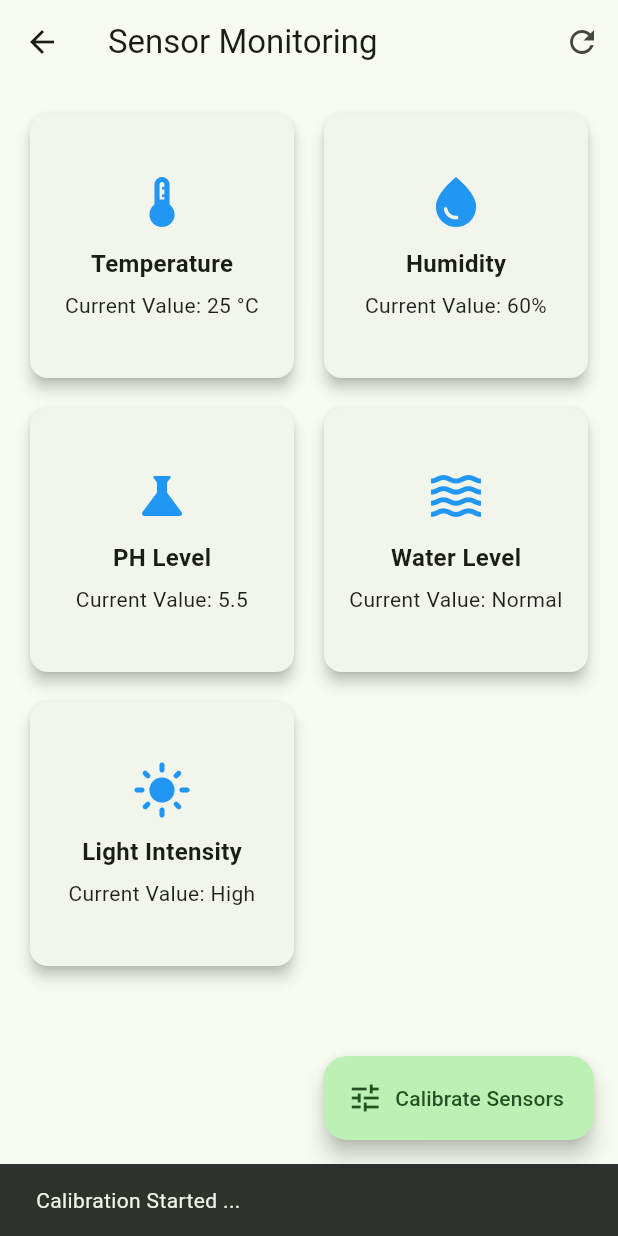
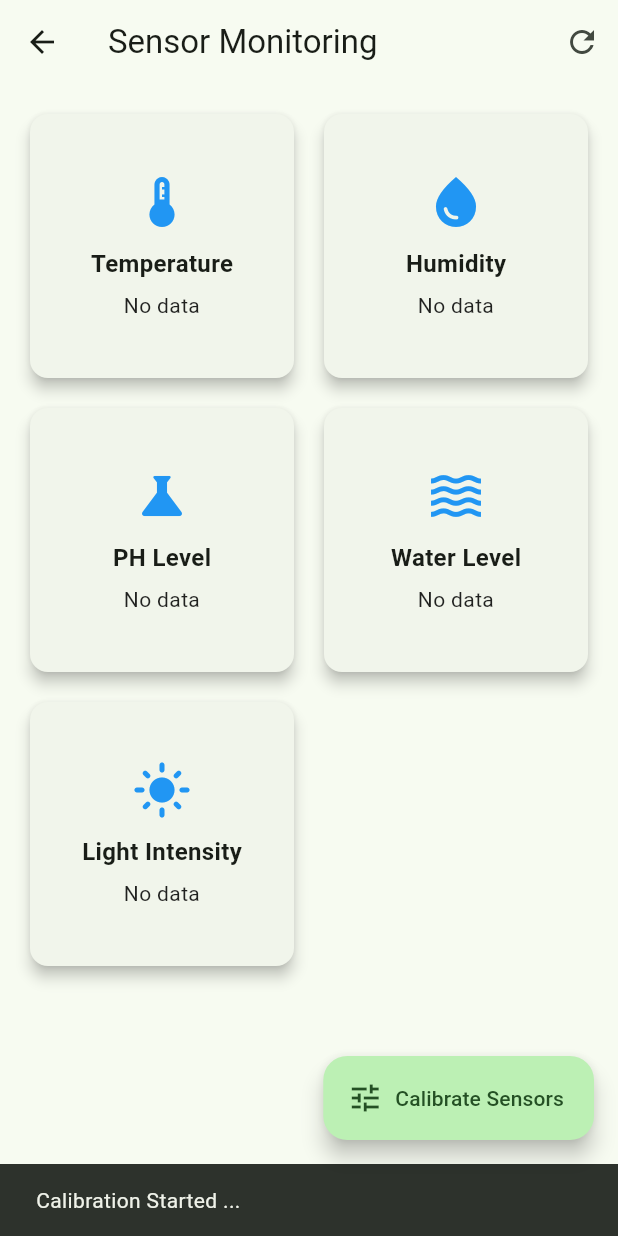
Before and after one commit to Nancy-Amr/Hydro-ponicApp, a Flutter app: the SensorMonitoringScreen screen opened by its route, after a tap on the "refresh" icon, after a tap on "Calibrate Sensors", on a phone screen of 412 x 824 dp. Run offline on Flutter 3.47's test engine with Material 3 defaults, Android fonts, the phone set to English and light mode, and no system bars; our stand-ins replace cloud_firestore, firebase_auth, firebase_core, firebase_database, fl_chart, shared_preferences and 1 more; accounts and stored records are empty.

Commit message:
Update sensor_monitoring screen with provider and calibration

```diff
--- a/lib/screens/sensor_monitoring.dart
+++ b/lib/screens/sensor_monitoring.dart
@@ -1,5 +1,8 @@
 //import for material design widgets like Scaffold, AppBar, ListTile, FloatingActionButton, etc
 import 'package:flutter/material.dart';
+// NEW: import provider package and HydroponicProvider
+import 'package:provider/provider.dart';
+import '../providers/hydroponic_provider.dart';
 
 //stateful widget used because the screen has mutable state (autoRefresh toggles)
 class SensorMonitoringScreen extends StatefulWidget {
@@ -10,14 +13,8 @@ class SensorMonitoringScreen extends StatefulWidget {
 }
 
 class _SensorMonitoringScreenState extends State<SensorMonitoringScreen> {
-  // Simulated sensor data (replace with Firebase later)
-  final Map<String, dynamic> sensorData = {
-    'Temperature': '25 °C',
-    'Humidity': '60%',
-    'PH Level': '5.5',
-    'Water Level': 'Normal',
-    'Light Intensity': 'High',
-  };
+  // REMOVED: hardcoded simulated sensorData map
+  // Instead, we now fetch live data from HydroponicProvider
 
   //controls whether the refresh icon is filled or outlined
   bool autoRefresh = true;
@@ -33,6 +30,18 @@ class _SensorMonitoringScreenState extends State<SensorMonitoringScreen> {
 
   @override
   Widget build(BuildContext context) {
+    // NEW: access HydroponicProvider
+    final provider = context.watch<HydroponicProvider>();
+
+    // NEW: build a map of sensor readings from provider
+    final sensors = {
+      'Temperature': provider.getLatestTemperature(),
+      'Humidity': provider.getLatestHumidity(),
+      'PH Level': provider.getLatestPH(),
+      'Water Level': provider.getLatestWaterLevel(),
+      'Light Intensity': provider.getLatestLightIntensity(),
+    };
+
     return Scaffold(
       appBar: AppBar(
         title: const Text('Sensor Monitoring'),
@@ -44,6 +53,10 @@ class _SensorMonitoringScreenState extends State<SensorMonitoringScreen> {
               setState(() {
                 autoRefresh = !autoRefresh;
               });
+              // NEW: trigger reload of sensor readings when toggled
+              if (autoRefresh) {
+                provider.loadSensorReadings();
+              }
             },
           ),
         ],
@@ -55,7 +68,40 @@ class _SensorMonitoringScreenState extends State<SensorMonitoringScreen> {
           crossAxisCount: 2, //two cards per row
           crossAxisSpacing: 12,
           mainAxisSpacing: 12,
-          children: sensorData.entries.map((entry) {
+          children: sensors.entries.map((entry) {
+            final reading = entry.value;
+            // NEW: threshold check using provider settings
+            bool isCritical = false;
+            if (reading != null) {
+              switch (entry.key) {
+                case 'Temperature':
+                  isCritical =
+                      reading.value < provider.tempMin ||
+                      reading.value > provider.tempMax;
+                  break;
+                case 'Humidity':
+                  isCritical =
+                      reading.value < provider.humidityMin ||
+                      reading.value > provider.humidityMax;
+                  break;
+                case 'PH Level':
+                  isCritical =
+                      reading.value < provider.phMin ||
+                      reading.value > provider.phMax;
+                  break;
+                case 'Water Level':
+                  isCritical =
+                      reading.value < provider.waterLevelMin ||
+                      reading.value > provider.waterLevelMax;
+                  break;
+                case 'Light Intensity':
+                  isCritical =
+                      reading.value < provider.lightIntensityMin ||
+                      reading.value > provider.lightIntensityMax;
+                  break;
+              }
+            }
+
             return Card(
               elevation: 4,
               shape: RoundedRectangleBorder(
@@ -68,7 +114,8 @@ class _SensorMonitoringScreenState extends State<SensorMonitoringScreen> {
                   children: [
                     Icon(
                       sensorIcons[entry.key] ?? Icons.sensors,
-                      color: Colors.blue,
+                      // NEW: icon color reflects threshold status
+                      color: isCritical ? Colors.red : Colors.blue,
                       size: 40,
                     ),
                     const SizedBox(height: 10),
@@ -81,7 +128,10 @@ class _SensorMonitoringScreenState extends State<SensorMonitoringScreen> {
                     ),
                     const SizedBox(height: 6),
                     Text(
-                      'Current Value: ${entry.value}',
+                      // UPDATED: show live value from provider instead of hardcoded map
+                      reading != null
+                          ? 'Current Value: ${reading.value} ${reading.unit}'
+                          : 'No data',
                       style: const TextStyle(
                         fontSize: 14,
                         color: Colors.black87,
@@ -97,10 +147,32 @@ class _SensorMonitoringScreenState extends State<SensorMonitoringScreen> {
       ),
       //A button with both icon and label
       floatingActionButton: FloatingActionButton.extended(
-        onPressed: () {
+        onPressed: () async {
           // SnackBar : Temporary message shown when calibration is triggered
           ScaffoldMessenger.of(context).showSnackBar(
             const SnackBar(content: Text('Calibration Started ...')),
+          );
+
+          // NEW: Example calibration logic — adjust thresholds dynamically
+          // Here we reset thresholds to safe defaults
+          await provider.updateMultipleSettings({
+            'temp_min': '20.0',
+            'temp_max': '25.0',
+            'humidity_min': '55.0',
+            'humidity_max': '65.0',
+            'ph_min': '5.8',
+            'ph_max': '6.2',
+            'water_level_min': '70.0',
+            'water_level_max': '90.0',
+            'light_intensity_min': '25000.0',
+            'light_intensity_max': '40000.0',
+          });
+
+          // NEW: confirmation message after calibration
+          ScaffoldMessenger.of(context).showSnackBar(
+            const SnackBar(
+              content: Text('Calibration Complete: Thresholds Reset'),
+            ),
           );
         },
         label: const Text('Calibrate Sensors'),
```
